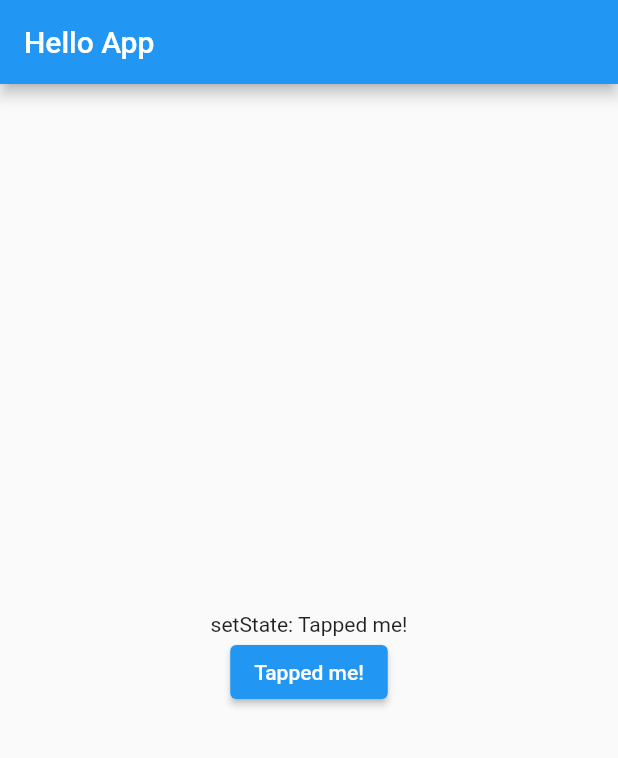
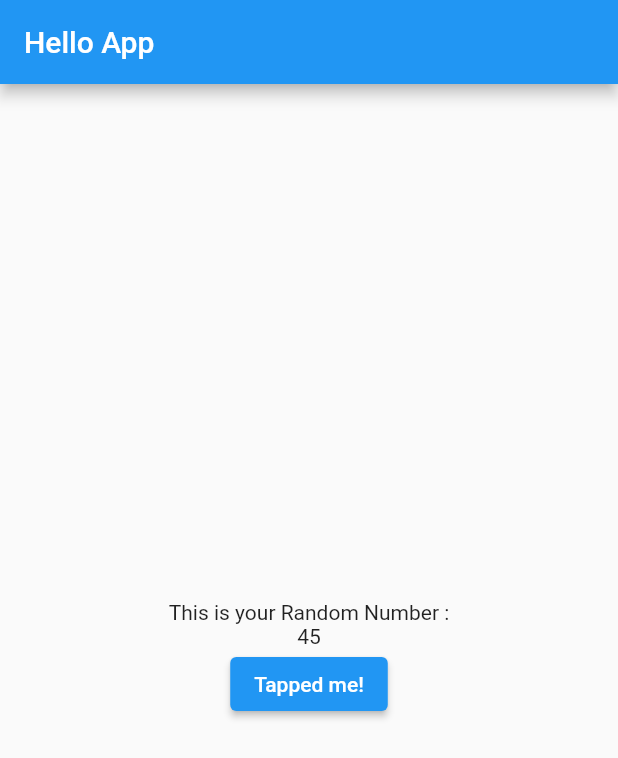
Before and after one commit to BlueKarim/widgets, a Flutter app: the screen it shows after launch, after a tap on "Tapped me!", on a phone screen of 412 x 824 dp. Shown: the top 758 px of the screen. Run offline on Flutter 3.47's test engine with Material 2 defaults, Android fonts, the phone set to English and light mode, and no system bars.

Commit message:
random number

```diff
--- a/lib/main.dart
+++ b/lib/main.dart
@@ -1,4 +1,5 @@
 import 'package:flutter/material.dart';
+import 'dart:math';
 
 void main() {
   runApp(MyApp());
@@ -13,15 +14,18 @@ class MyApp extends StatefulWidget {
 
 class _MyAppState extends State<MyApp> {
   String text = '';
-
+  int random1 = 0,random2 = 0;
   @override
   void initState(){
-    text = 'initState: Hello World';
+    text = 'Random Number!';
     super.initState();
   }
   void btnTapped(){
     setState(() {
-      text = 'setState: Tapped me!';
+      Random random = new Random();
+      random1 = random.nextInt(6);
+      random2 = random.nextInt(6);
+      text = 'This is your Random Number :';
     });
   }
   Widget build(BuildContext context) {
@@ -36,6 +40,7 @@ class _MyAppState extends State<MyApp> {
             mainAxisAlignment: MainAxisAlignment.center,
             children: [
               Text(text),
+              Text(random1.toString()+random2.toString()),
               ElevatedButton(
                 onPressed: btnTapped,
                 child: Text('Tapped me!'))
```
Also changed, not shown: 5 other files.
